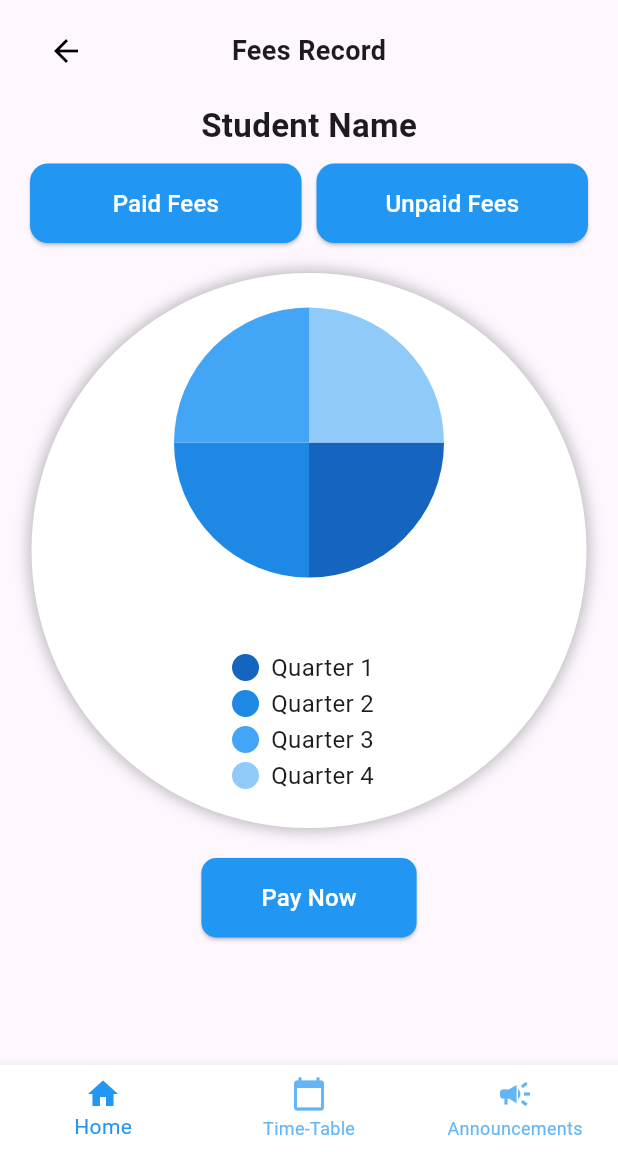
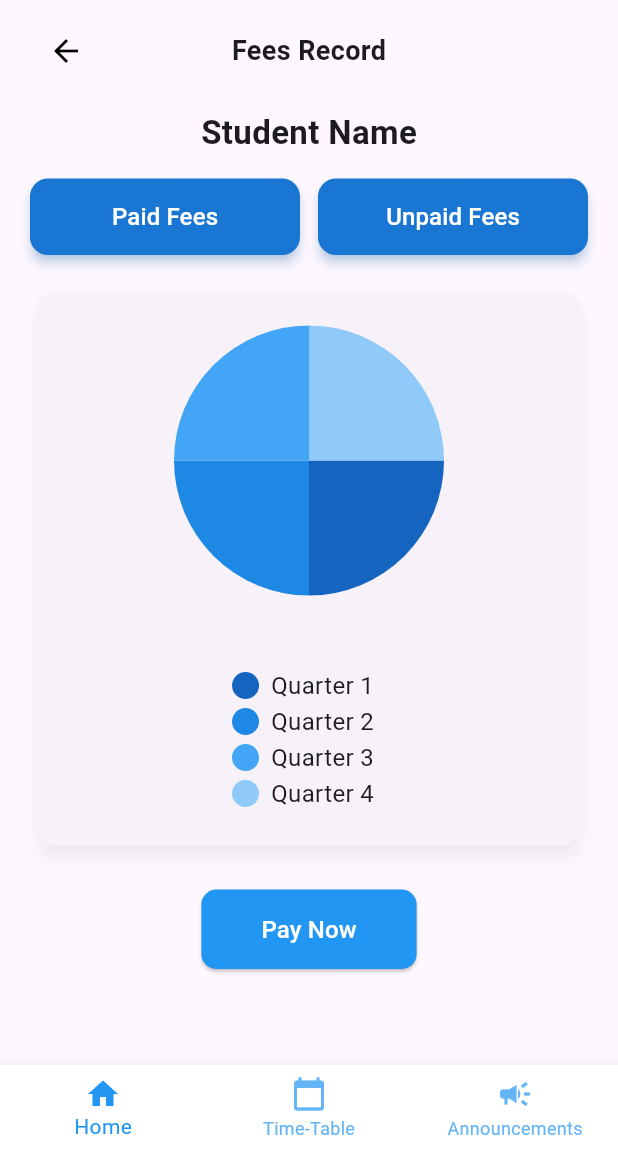
Before and after one commit to iamjatin-g/SSPD-SMS, a Flutter app: the FeesRecordScreen screen opened by its route, on a phone screen of 412 x 824 dp, the part 84-1236 px from its top. Run offline on Flutter 3.47's test engine with Material 3 defaults, Android fonts, the phone set to English and light mode, and no system bars; drawn by our look-alikes of pie_chart; our stand-ins replace table_calendar.

Commit message:
Update: Updated UI for Fees-Record screen

```diff
--- a/Student Portal/lib/screens/fees_record_screen.dart
+++ b/Student Portal/lib/screens/fees_record_screen.dart
@@ -11,42 +11,43 @@ class FeesRecordScreen extends StatelessWidget {
     return BaseScreen(
       selectedIndex: 0,
       child: Padding(
-        padding: const EdgeInsets.symmetric(horizontal: 20),
+        padding: const EdgeInsets.symmetric(horizontal: 20, vertical: 10),
         child: Column(
           crossAxisAlignment: CrossAxisAlignment.center,
           children: [
-            const SizedBox(height: 10),
-
             // **Back Button & Title**
             Row(
-              children: const [
-                BackButtonWidget(),
+              children: [
+                const BackButtonWidget(),
                 Expanded(
                   child: Center(
                     child: Text(
                       "Fees Record",
-                      style: TextStyle(fontSize: 18, fontWeight: FontWeight.bold),
+                      style: TextStyle(
+                        fontSize: 18,
+                        fontWeight: FontWeight.bold,
                       ),
                     ),
                   ),
-                SizedBox(width: 48), // Keeps the title centered
+                ),
+                const SizedBox(width: 48), // Keeps the title centered
               ],
             ),
-            const SizedBox(height: 10),
+            const SizedBox(height: 15),
 
             // **Student Name**
             const Text(
               "Student Name",
               style: TextStyle(fontSize: 22, fontWeight: FontWeight.bold),
             ),
-            const SizedBox(height: 10),
+            const SizedBox(height: 15),
 
             // **Paid & Unpaid Fees Buttons**
             Row(
               mainAxisAlignment: MainAxisAlignment.center,
               children: [
                 _buildRoundedButton("Paid Fees"),
-                const SizedBox(width: 10),
+                const SizedBox(width: 12),
                 _buildRoundedButton("Unpaid Fees"),
               ],
             ),
@@ -54,7 +55,7 @@ class FeesRecordScreen extends StatelessWidget {
 
             // **Pie Chart**
             _buildImprovedPieChart(),
-            const SizedBox(height: 20),
+            const SizedBox(height: 25),
 
             // **"Pay Now" Button**
             ElevatedButton(
@@ -66,8 +67,10 @@ class FeesRecordScreen extends StatelessWidget {
                 ),
               ),
               onPressed: () {},
-              child: const Text("Pay Now",
-                  style: TextStyle(fontSize: 16, color: Colors.white)),
+              child: const Text(
+                "Pay Now",
+                style: TextStyle(fontSize: 16, color: Colors.white),
+              ),
             ),
           ],
         ),
@@ -80,20 +83,24 @@ class FeesRecordScreen extends StatelessWidget {
     return Expanded(
       child: ElevatedButton(
         style: ElevatedButton.styleFrom(
-          backgroundColor: Colors.blue,
-          padding: const EdgeInsets.symmetric(vertical: 15),
+          backgroundColor: Colors.blue.shade700,
+          padding: const EdgeInsets.symmetric(vertical: 14),
           shape: RoundedRectangleBorder(
             borderRadius: BorderRadius.circular(12),
           ),
+          shadowColor: Colors.blue.withOpacity(0.5),
+          elevation: 3,
         ),
         onPressed: () {},
         child: Text(
-            text, style: const TextStyle(fontSize: 16, color: Colors.white)),
+          text,
+          style: const TextStyle(fontSize: 16, color: Colors.white),
+        ),
       ),
     );
   }
 
-  // 🎯 Improved Pie Chart with Styling
+  // 🎯 Improved Pie Chart (without unnecessary background)
   Widget _buildImprovedPieChart() {
     Map<String, double> dataMap = {
       "Quarter 1": 25,
@@ -102,14 +109,11 @@ class FeesRecordScreen extends StatelessWidget {
       "Quarter 4": 25,
     };
 
-    return Container(
-      decoration: BoxDecoration(
-        color: Colors.white,
-        shape: BoxShape.circle,
-        boxShadow: [
-          BoxShadow(color: Colors.black26, blurRadius: 8, spreadRadius: 2),
-        ],
-      ),
+    return Card(
+      shape: RoundedRectangleBorder(borderRadius: BorderRadius.circular(15)),
+      elevation: 5,
+      shadowColor: Colors.black26,
+      child: Padding(
         padding: const EdgeInsets.all(15),
         child: PieChart(
           dataMap: dataMap,
@@ -131,6 +135,7 @@ class FeesRecordScreen extends StatelessWidget {
             Colors.blue.shade200,
           ],
         ),
+      ),
     );
   }
 }
```
Lines whose indentation alone changed are shown as unchanged.
